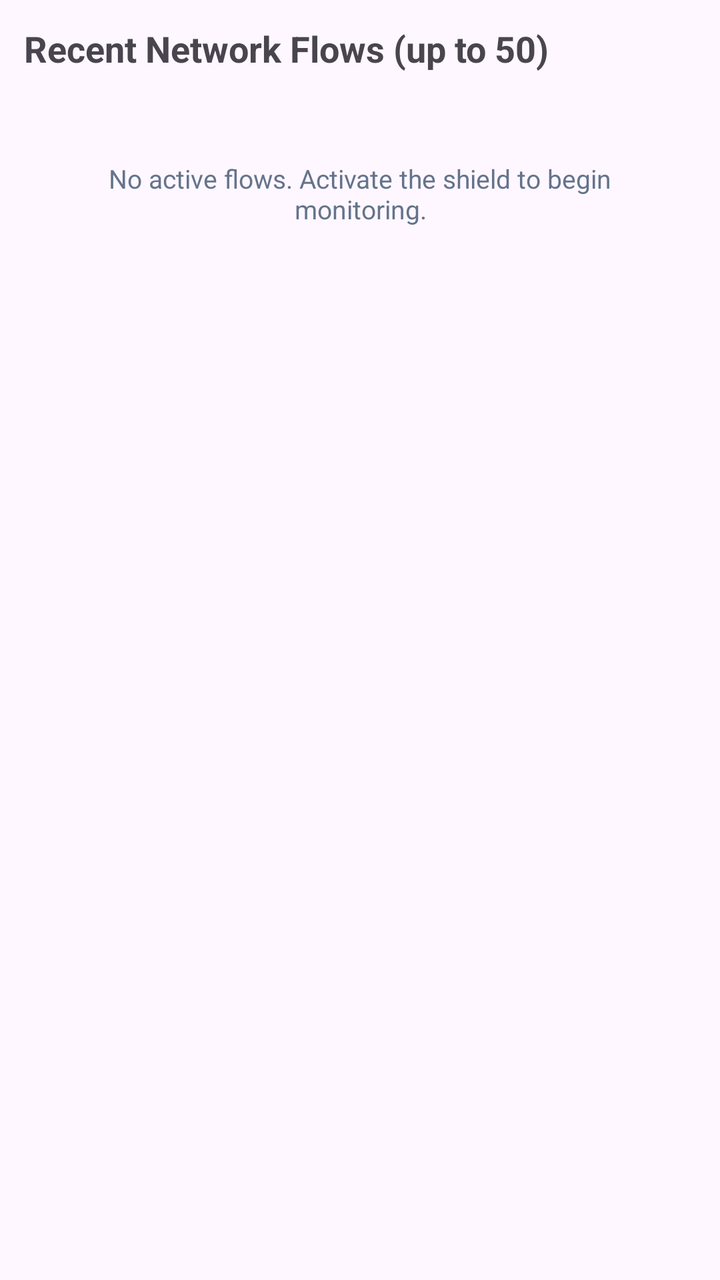
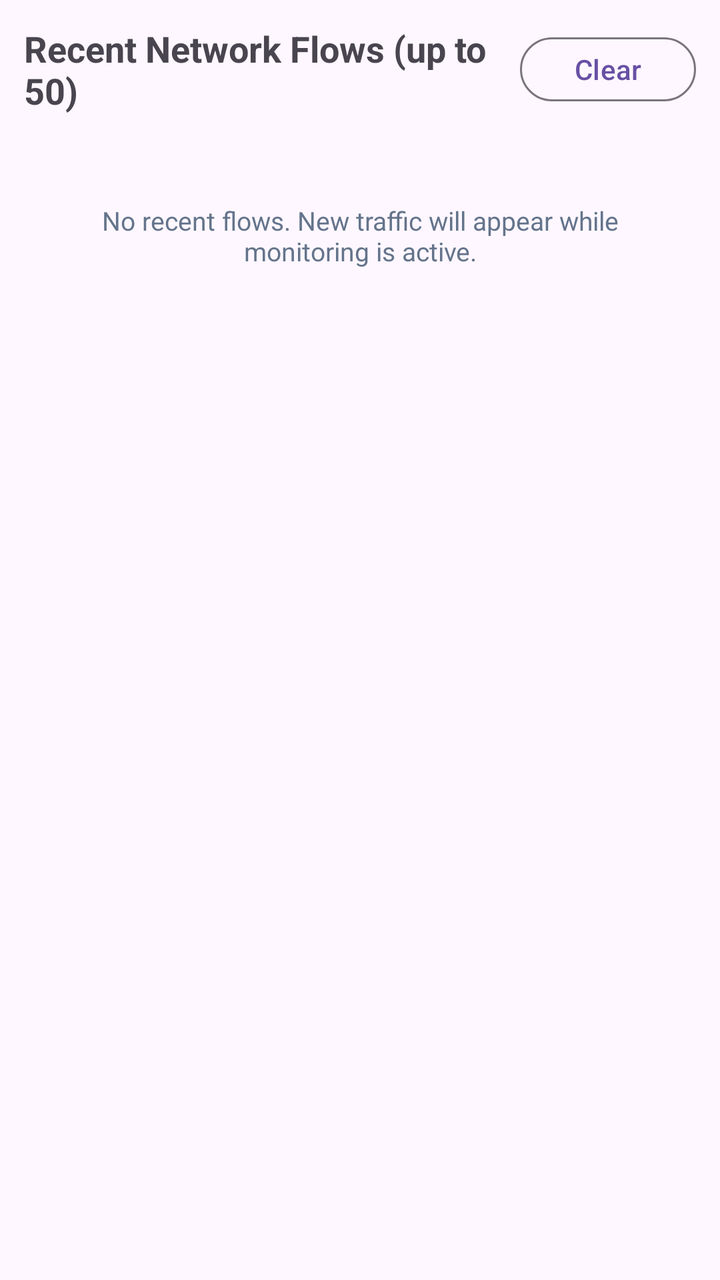

Compare the two renders of this Android layout. The source of the first and the diff that turns it into the second are given below.
<!-- AndroidManifest.xml: application theme Theme.EdgeSecAI -->
<!-- res/layout/fragment_flows.xml -->
<?xml version="1.0" encoding="utf-8"?>
<LinearLayout
    xmlns:android="http://schemas.android.com/apk/res/android"
    android:layout_width="match_parent"
    android:layout_height="match_parent"
    android:orientation="vertical"
    android:padding="12dp">

    <TextView
        android:layout_width="match_parent"
        android:layout_height="wrap_content"
        android:text="@string/flows_title"
        android:textSize="18sp"
        android:textStyle="bold"
        android:layout_marginBottom="12dp"/>

    <TextView
        android:id="@+id/textNoFlows"
        android:layout_width="match_parent"
        android:layout_height="wrap_content"
        android:text="@string/no_flows"
        android:textSize="13sp"
        android:textColor="@color/text_muted"
        android:gravity="center"
        android:padding="32dp"
        android:visibility="visible"/>

    <androidx.recyclerview.widget.RecyclerView
        android:id="@+id/recyclerFlows"
        android:layout_width="match_parent"
        android:layout_height="0dp"
        android:layout_weight="1"
        android:clipToPadding="false"
        android:paddingBottom="80dp"
        android:visibility="gone"/>
</LinearLayout>
<!-- resources referenced by this layout -->
<resources>
  <color name="text_muted">#64748B</color>
  <string name="flows_title">Recent Network Flows (up to 50)</string>
  <string name="no_flows">No active flows. Activate the shield to begin monitoring.</string>
  <style name="Theme.EdgeSecAI" parent="Base.Theme.EdgeSecAI" />
  <style name="Base.Theme.EdgeSecAI" parent="Theme.Material3.DayNight.NoActionBar">
          
          
      </style>
</resources>

<!-- the commit's change to res/layout/fragment_flows.xml (unified diff, before → after) -->
@@ -6,13 +6,29 @@
     android:orientation="vertical"
     android:padding="12dp">
 
-    <TextView
+    <LinearLayout
         android:layout_width="match_parent"
         android:layout_height="wrap_content"
-        android:text="@string/flows_title"
-        android:textSize="18sp"
-        android:textStyle="bold"
-        android:layout_marginBottom="12dp"/>
+        android:layout_marginBottom="12dp"
+        android:gravity="center_vertical"
+        android:orientation="horizontal">
+
+        <TextView
+            android:layout_width="0dp"
+            android:layout_height="wrap_content"
+            android:layout_weight="1"
+            android:text="@string/flows_title"
+            android:textSize="18sp"
+            android:textStyle="bold"/>
+
+        <com.google.android.material.button.MaterialButton
+            android:id="@+id/btnClearFlows"
+            style="@style/Widget.Material3.Button.OutlinedButton"
+            android:layout_width="wrap_content"
+            android:layout_height="wrap_content"
+            android:minHeight="40dp"
+            android:text="@string/clear_entries"/>
+    </LinearLayout>
 
     <TextView
         android:id="@+id/textNoFlows"
<!-- resource entries referenced after the edit -->
@@ -1,8 +1,9 @@
 <!-- resources referenced by this layout -->
 <resources>
   <color name="text_muted">#64748B</color>
+  <string name="clear_entries">Clear</string>
   <string name="flows_title">Recent Network Flows (up to 50)</string>
-  <string name="no_flows">No active flows. Activate the shield to begin monitoring.</string>
+  <string name="no_flows">No recent flows. New traffic will appear while monitoring is active.</string>
   <style name="Theme.EdgeSecAI" parent="Base.Theme.EdgeSecAI" />
   <style name="Base.Theme.EdgeSecAI" parent="Theme.Material3.DayNight.NoActionBar">
           
